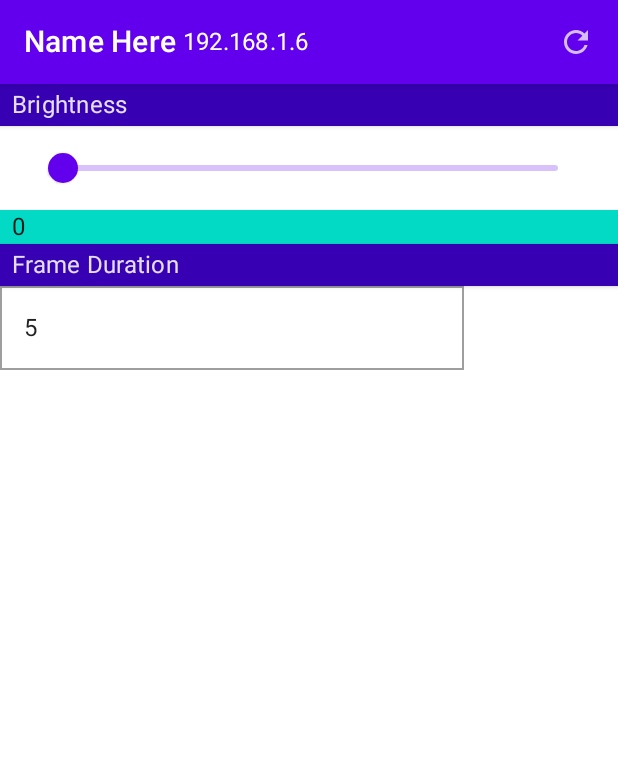
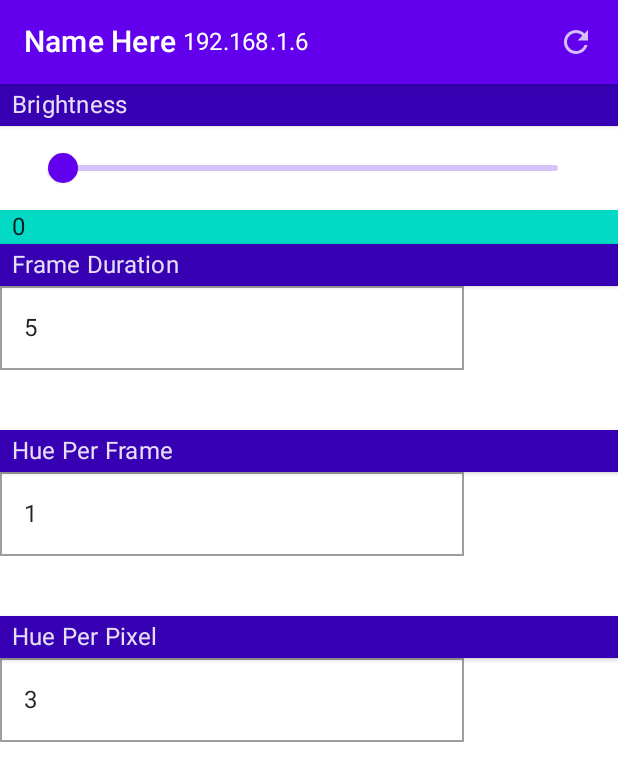
Before and after one commit to Kneelawk/LEDController1-Android, an Android app built with Jetpack Compose: the @Preview function DefaultPreview, on a phone screen of 412 x 824 dp. Shown: the top 781 px of the screen. Run offline under Robolectric (Android 15) with nearby library versions, the phone set to English and light mode, and no system bars; missing, so only their content is drawn: CompositionLocalProvider, ProvideTextStyle; network calls fail; 3 statements that could not run were skipped.

Commit message:
Add Hue Per Frame and Per Pixel controls

```diff
--- a/app/src/main/kotlin/com/kneelawk/ledcontroller1/ESPLEDSActivity.kt
+++ b/app/src/main/kotlin/com/kneelawk/ledcontroller1/ESPLEDSActivity.kt
@@ -73,10 +73,38 @@ fun ESPControlView(esp: ESPLEDS) {
         }
     }
 
+    var huePerFrame by remember { mutableStateOf(1) }
+    val huePerFrameConflator = remember {
+        Conflator<Int>(scope, Dispatchers.IO) {
+            val res = esp.putHuePerFrame(it)
+            if (res.isFailure) {
+                Log.w(ESPLEDSA_TAG, "Error setting hue per frame: ${res.exceptionOrNull()}")
+            }
+        }
+    }
+
+    var huePerPixel by remember { mutableStateOf(3) }
+    val huePerPixelConflator = remember {
+        Conflator<Int>(scope, Dispatchers.IO) {
+            val res = esp.putHuePerPixel(it)
+            if (res.isFailure) {
+                Log.w(ESPLEDSA_TAG, "Error setting hue per pixel: ${res.exceptionOrNull()}")
+            }
+        }
+    }
+
     suspend fun refresh() {
         refreshing = true
-        brightness = esp.getBrightness().getOrDefault(0)
-        frameDuration = esp.getFrameDuration().getOrDefault(5)
+        brightness = esp.getBrightness()
+            .getOrDefaultElse(0) { Log.w(ESPLEDSA_TAG, "Error getting brightness: $it") }
+        frameDuration = esp.getFrameDuration()
+            .getOrDefaultElse(5) { Log.w(ESPLEDSA_TAG, "Error getting frame duration: $it") }
+        huePerFrame = esp.getHuePerFrame()
+            .getOrDefaultElse(1) { Log.w(ESPLEDSA_TAG, "Error getting hue per frame: $it") }
+            .toByte().toInt()
+        huePerPixel = esp.getHuePerPixel()
+            .getOrDefaultElse(3) { Log.w(ESPLEDSA_TAG, "Error getting hue per pixel: $it") }
+            .toByte().toInt()
         refreshing = false
     }
 
@@ -115,17 +143,7 @@ fun ESPControlView(esp: ESPLEDS) {
         }
     }) {
         Column {
-            Surface(
-                modifier = Modifier.fillMaxWidth(),
-                color = MaterialTheme.colors.primaryVariant,
-                elevation = 2.dp
-            ) {
-                Text(
-                    text = "Brightness",
-                    style = MaterialTheme.typography.subtitle1,
-                    modifier = Modifier.padding(horizontal = 8.dp, vertical = 2.dp)
-                )
-            }
+            SectionHeader(title = "Brightness")
 
             Slider(
                 value = brightness.toFloat(),
@@ -150,17 +168,7 @@ fun ESPControlView(esp: ESPLEDS) {
                 )
             }
 
-            Surface(
-                modifier = Modifier.fillMaxWidth(),
-                color = MaterialTheme.colors.primaryVariant,
-                elevation = 2.dp
-            ) {
-                Text(
-                    text = "Frame Duration",
-                    style = MaterialTheme.typography.subtitle1,
-                    modifier = Modifier.padding(horizontal = 8.dp, vertical = 2.dp)
-                )
-            }
+            SectionHeader(title = "Frame Duration")
 
             Spinner(
                 value = frameDuration,
@@ -172,12 +180,53 @@ fun ESPControlView(esp: ESPLEDS) {
                 maxValue = 1000,
                 enabled = !refreshing
             )
+
+            SectionHeader(title = "Hue Per Frame")
+
+            Spinner(
+                value = huePerFrame,
+                onValueChange = {
+                    huePerFrame = it
+                    huePerFrameConflator.send(huePerFrame)
+                },
+                minValue = -128,
+                maxValue = 127,
+                enabled = !refreshing
+            )
+
+            SectionHeader(title = "Hue Per Pixel")
+
+            Spinner(
+                value = huePerPixel,
+                onValueChange = {
+                    huePerPixel = it
+                    huePerPixelConflator.send(huePerPixel)
+                },
+                minValue = -128,
+                maxValue = 127,
+                enabled = !refreshing
+            )
         }
     }
 
     LaunchedEffect(key1 = esp, block = {
         refresh()
     })
+}
+
+@Composable
+fun SectionHeader(title: String) {
+    Surface(
+        modifier = Modifier.fillMaxWidth(),
+        color = MaterialTheme.colors.primaryVariant,
+        elevation = 2.dp
+    ) {
+        Text(
+            text = title,
+            style = MaterialTheme.typography.subtitle1,
+            modifier = Modifier.padding(horizontal = 8.dp, vertical = 2.dp)
+        )
+    }
 }
 
 @Preview(showBackground = true)
--- /dev/null
+++ b/app/src/main/kotlin/com/kneelawk/ledcontroller1/ResultUtils.kt
@@ -0,0 +1,8 @@
+package com.kneelawk.ledcontroller1
+
+inline fun <R, T : R> Result<T>.getOrDefaultElse(default: R, onFailure: (Throwable) -> Unit): R {
+    return getOrElse {
+        onFailure(it)
+        default
+    }
+}
```
